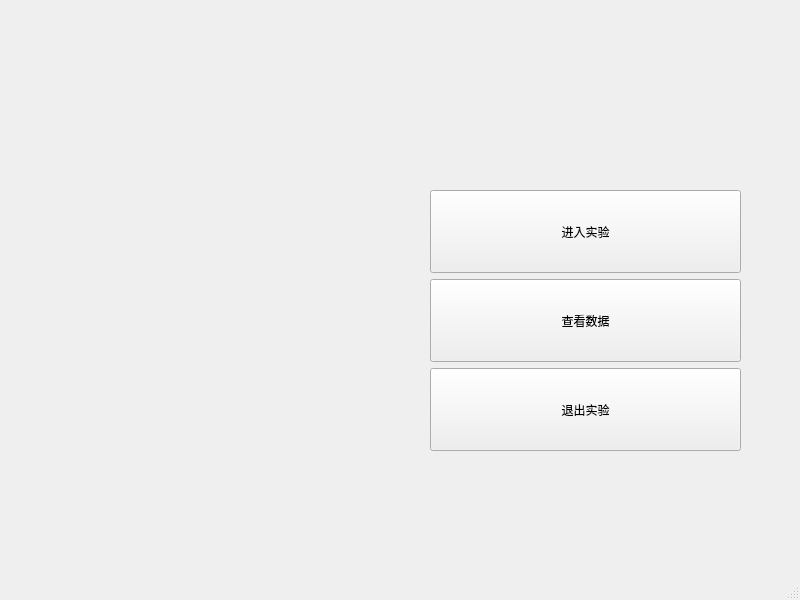
Qt form forms/mainwindow.ui (ratio-dd/PLC) before a commit.
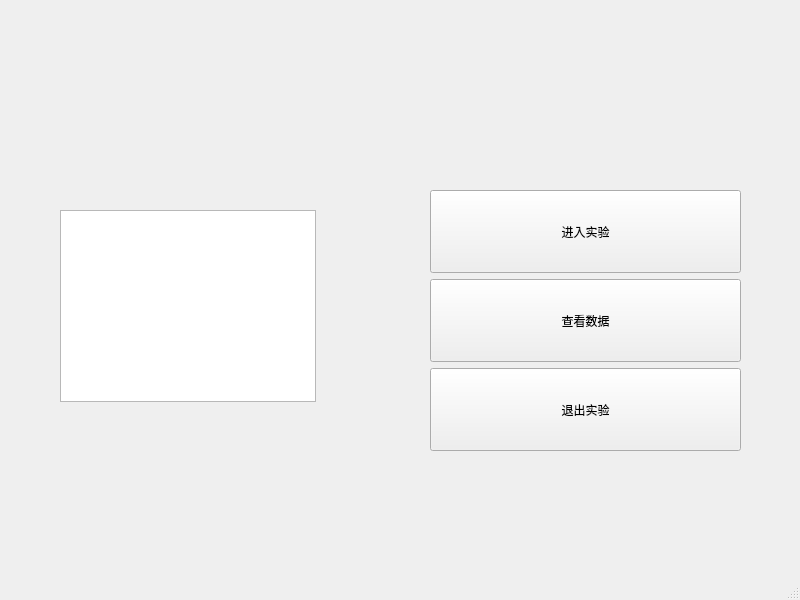
The same form after that commit.

Commit message: Working on data model

Patch:
```diff
--- a/forms/mainwindow.ui
+++ b/forms/mainwindow.ui
@@ -65,6 +65,16 @@
      </item>
     </layout>
    </widget>
+   <widget class="QTextBrowser" name="ShowData">
+    <property name="geometry">
+     <rect>
+      <x>60</x>
+      <y>210</y>
+      <width>256</width>
+      <height>192</height>
+     </rect>
+    </property>
+   </widget>
   </widget>
   <widget class="QMenuBar" name="menubar">
    <property name="geometry">
```
The commit also changes 10 other files.
